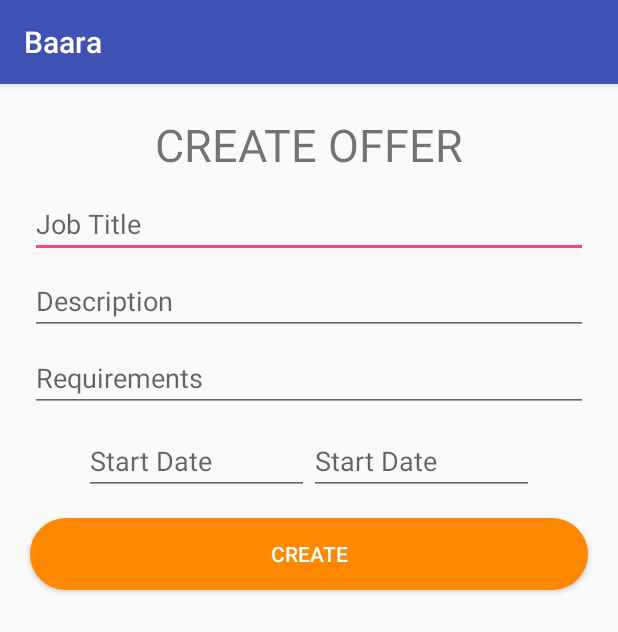
After one commit to absicamara/baara_App, an Android app: the CreateofferActivity screen opened directly, with no data from a screen before it, on a phone screen of 412 x 824 dp. The commit adds this screen. Shown: the top 632 px of the screen. Run offline under Robolectric (Android 15) with nearby library versions, the phone set to English and light mode, and no system bars.

Commit message:
create offer activity linked to myoffers

```diff
--- a/app/src/main/AndroidManifest.xml
+++ b/app/src/main/AndroidManifest.xml
@@ -30,7 +30,8 @@
             android:theme="@style/AppTheme.NoActionBar" />
         <activity android:name=".SignupActivity" />
         <activity android:name=".ProfilActivity" />
-        <activity android:name=".MyofferActivity"></activity>
+        <activity android:name=".MyofferActivity" />
+        <activity android:name=".CreateofferActivity"></activity>
     </application>
 
 </manifest>
--- /dev/null
+++ b/app/src/main/java/net/geeksh/baaraapp/CreateofferActivity.java
@@ -0,0 +1,13 @@
+package net.geeksh.baaraapp;
+
+import android.support.v7.app.AppCompatActivity;
+import android.os.Bundle;
+
+public class CreateofferActivity extends AppCompatActivity {
+
+    @Override
+    protected void onCreate(Bundle savedInstanceState) {
+        super.onCreate(savedInstanceState);
+        setContentView(R.layout.activity_createoffer);
+    }
+}
--- a/app/src/main/java/net/geeksh/baaraapp/MyofferActivity.java
+++ b/app/src/main/java/net/geeksh/baaraapp/MyofferActivity.java
@@ -1,13 +1,29 @@
 package net.geeksh.baaraapp;
 
+import android.content.Intent;
 import android.support.v7.app.AppCompatActivity;
 import android.os.Bundle;
+import android.view.View;
+import android.widget.Button;
 
-public class MyofferActivity extends AppCompatActivity {
+public class MyofferActivity extends AppCompatActivity implements View.OnClickListener{
 
+    Button buttonCreateOffer;
     @Override
     protected void onCreate(Bundle savedInstanceState) {
         super.onCreate(savedInstanceState);
         setContentView(R.layout.activity_myoffer);
+
+        buttonCreateOffer = (Button) findViewById(R.id.buttonCreateOffer);
+
+        buttonCreateOffer.setOnClickListener(this);
+    }
+
+    @Override
+    public void onClick(View view) {
+
+        if(view == buttonCreateOffer){
+            startActivity(new Intent(getApplicationContext(), CreateofferActivity.class));
+        }
     }
 }
--- a/app/src/main/java/net/geeksh/baaraapp/Offer.java
+++ b/app/src/main/java/net/geeksh/baaraapp/Offer.java
@@ -6,10 +6,12 @@ public class Offer {
 
     private Double jobId;
     private String company;
+    private String requirement;
     private String city;
     private String country;
     private Date date;
-    private String snippet;
+    private Date endDate;
+    private String description;
     private double latitude;
     private double longitude;
     private boolean expired;
--- /dev/null
+++ b/app/src/main/res/layout/activity_createoffer.xml
@@ -0,0 +1,95 @@
+<?xml version="1.0" encoding="utf-8"?>
+<RelativeLayout xmlns:android="http://schemas.android.com/apk/res/android"
+    xmlns:app="http://schemas.android.com/apk/res-auto"
+    xmlns:tools="http://schemas.android.com/tools"
+    android:layout_width="match_parent"
+    android:layout_height="match_parent"
+    tools:context=".CreateofferActivity"
+   >
+
+    <TextView
+        android:id="@+id/TextViewCreateOffer"
+        android:layout_width="match_parent"
+        android:layout_height="wrap_content"
+        android:text="@string/create_offer"
+        android:gravity="center"
+        android:textSize="30sp"
+        android:layout_marginTop="20dp"/>
+
+    <EditText
+        android:id="@+id/jobTitle"
+        android:layout_width="match_parent"
+        android:layout_height="wrap_content"
+        android:layout_below="@+id/TextViewCreateOffer"
+        android:layout_marginTop="10dp"
+        android:hint="@string/job_title"
+        android:layout_marginLeft="20dp"
+        android:layout_marginRight="20dp"/>
+
+
+
+    <EditText
+        android:id="@+id/jobDescription"
+        android:layout_width="match_parent"
+        android:layout_height="wrap_content"
+        android:layout_marginTop="6dp"
+        android:layout_below="@+id/jobTitle"
+        android:ems="10"
+        android:layout_marginLeft="20dp"
+        android:layout_marginRight="20dp"
+        android:hint="@string/job_description"
+        android:inputType="textMultiLine"
+         />
+
+    <EditText
+        android:id="@+id/jobRequirement"
+        android:layout_width="match_parent"
+        android:layout_height="wrap_content"
+        android:layout_marginTop="6dp"
+        android:layout_below="@+id/jobDescription"
+        android:ems="10"
+        android:layout_marginLeft="20dp"
+        android:layout_marginRight="20dp"
+        android:hint="@string/job_requirements"
+        android:inputType="textMultiLine"
+        />
+
+    <LinearLayout
+        android:id="@+id/dateContainer"
+        android:layout_width="match_parent"
+        android:layout_height="wrap_content"
+        android:layout_marginTop="10dp"
+        android:layout_below="@id/jobRequirement"
+        android:gravity="center">
+
+        <EditText
+            android:id="@+id/offerStartDate"
+            android:layout_width="150dp"
+            android:layout_height="wrap_content"
+            android:hint="@string/start_date"
+            android:inputType="date"
+        />
+
+        <EditText
+            android:id="@+id/offerEndDate"
+            android:layout_width="150dp"
+            android:layout_height="wrap_content"
+            android:hint="@string/start_date"
+            android:inputType="date"
+            />
+
+    </LinearLayout>
+
+  <Button
+      android:layout_width="match_parent"
+      android:layout_height="wrap_content"
+      android:text="@string/offer_create_btn"
+      android:layout_below="@+id/dateContainer"
+      android:layout_marginTop="15dp"
+      android:layout_marginLeft="20sp"
+      android:layout_marginRight="20sp"
+      android:textColor="#fff"
+      android:background="@drawable/my_button_orange"/>
+
+
+</RelativeLayout>
--- a/app/src/main/res/values/strings.xml
+++ b/app/src/main/res/values/strings.xml
@@ -41,4 +41,9 @@
     <string name="empty_password">Password is empty</string>
     <string name="profil">Profil</string>
     <string name="create_offer">CREATE OFFER</string>
+    <string name="job_title">Job Title</string>
+    <string name="job_description">Description</string>
+    <string name="start_date">Start Date</string>
+    <string name="offer_create_btn">CREATE</string>
+    <string name="job_requirements">Requirements</string>
 </resources>
```
